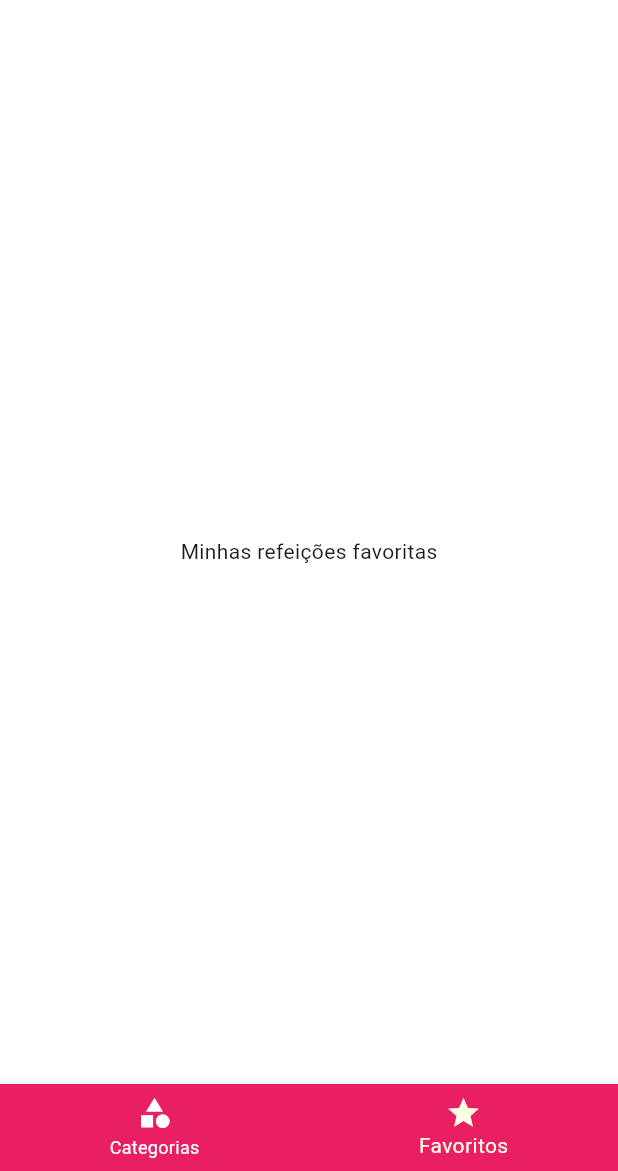
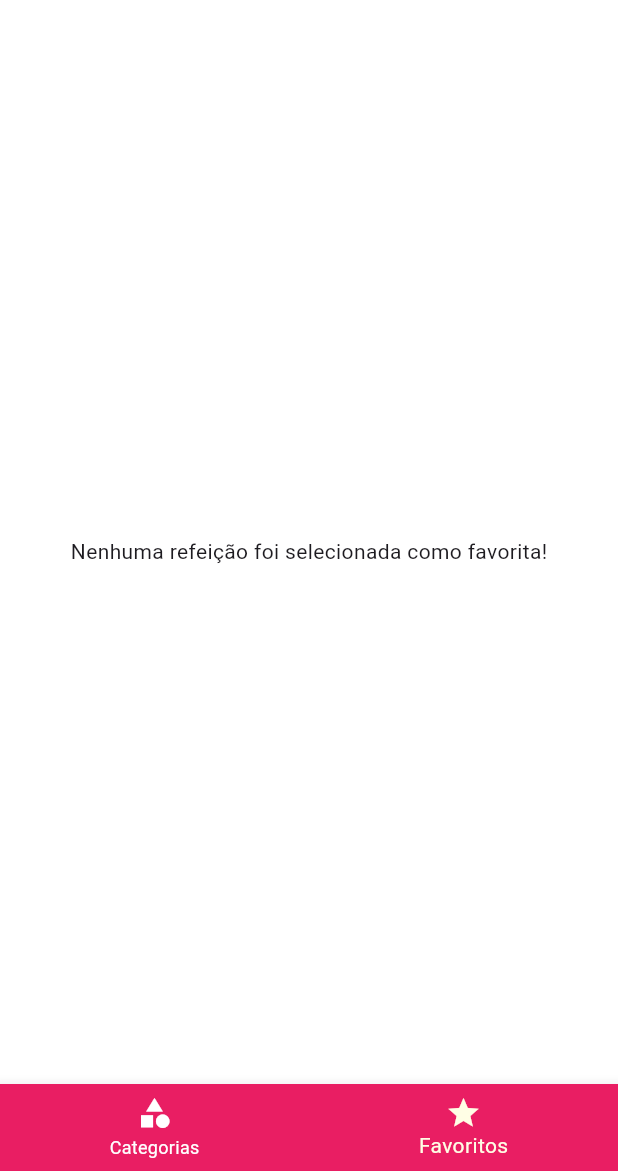
Before and after one commit to maitabom/meals, a Flutter app: the screen it shows after launch, item 2 of the bottom bar chosen, on a phone screen of 412 x 824 dp, the part 65-1236 px from its top. Run offline on Flutter 3.47's test engine with Material 3 defaults, Android fonts, the phone set to English and light mode, and no system bars.

Commit message:
Adiciona funcionalidade de favoritos, permitindo que os usuários marquem refeições como favoritas e atualiza a navegação para incluir a página de favoritos.

```diff
--- a/lib/main.dart
+++ b/lib/main.dart
@@ -19,6 +19,7 @@ class MealsApp extends StatefulWidget {
 class _MealsAppState extends State<MealsApp> {
   Settings settings = Settings();
   List<Meal> availableMeals = dummyMeals;
+  List<Meal> favoriteMeals = [];
 
   void applySettings(Settings settings) {
     setState(() {
@@ -33,6 +34,20 @@ class _MealsAppState extends State<MealsApp> {
         return !filterGluten && !filterLactose && !vegan && !vegetarian;
       }).toList();
     });
+  }
+
+  void toggleFavorite(Meal meal) {
+    setState(() {
+      if (favoriteMeals.contains(meal)) {
+        favoriteMeals.remove(meal);
+      } else {
+        favoriteMeals.add(meal);
+      }
+    });
+  }
+
+  bool isFavorite(Meal meal) {
+    return favoriteMeals.contains(meal);
   }
 
   @override
@@ -70,10 +85,10 @@ class _MealsAppState extends State<MealsApp> {
           titleSmall: TextStyle(fontFamily: 'RobotoCondensed'),
         ),
       ),
-      home: TabsPage(),
+      home: TabsPage(favoriteMeals),
       routes: {
         '/categories-meals': (context) => MealsPage(availableMeals),
-        '/meal-detail': (context) => MealDetailPage(),
+        '/meal-detail': (context) => MealDetailPage(toggleFavorite, isFavorite),
         '/settings': (context) => SettingsPage(applySettings, settings),
       }, //HomePage(),
     );
--- a/lib/pages/favorites.dart
+++ b/lib/pages/favorites.dart
@@ -1,10 +1,25 @@
 import 'package:flutter/material.dart';
+import 'package:meals/components/meal_item.dart';
+import 'package:meals/models/meal.dart';
 
 class FavoritesPage extends StatelessWidget {
-  const FavoritesPage({super.key});
+  final List<Meal> favoriteMeals;
+
+  const FavoritesPage(this.favoriteMeals, {super.key});
 
   @override
   Widget build(BuildContext context) {
-    return const Center(child: Text('Minhas refeições favoritas'));
+    if (favoriteMeals.isEmpty) {
+      return Center(
+        child: Text('Nenhuma refeição foi selecionada como favorita!'),
+      );
+    } else {
+      return ListView.builder(
+        itemCount: favoriteMeals.length,
+        itemBuilder: (context, index) {
+          return MealItem(favoriteMeals[index], Colors.pink);
+        },
+      );
+    }
   }
 }
--- a/lib/pages/tabs.dart
+++ b/lib/pages/tabs.dart
@@ -1,10 +1,13 @@
 import 'package:flutter/material.dart';
 import 'package:meals/components/main_drawer.dart';
+import 'package:meals/models/meal.dart';
 import 'package:meals/pages/categories.dart';
 import 'package:meals/pages/favorites.dart';
 
 class TabsPage extends StatefulWidget {
-  const TabsPage({super.key});
+  final List<Meal> favoriteMeals;
+
+  const TabsPage(this.favoriteMeals, {super.key});
 
   @override
   State<TabsPage> createState() => _TabsPageState();
@@ -13,10 +16,17 @@ class TabsPage extends StatefulWidget {
 class _TabsPageState extends State<TabsPage> {
   int selectedScreenIndex = 0;
 
-  final List<Map<String, Object>> screens = [
-    {'title': 'Lista de Categorias', 'page': CategoriesPage()},
-    {'title': 'Meus Favoritos', 'page': FavoritesPage()},
-  ];
+  late List<Map<String, Object>> screens;
+
+  @override
+  void initState() {
+    super.initState();
+
+    screens = [
+      {'title': 'Lista de Categorias', 'page': CategoriesPage()},
+      {'title': 'Meus Favoritos', 'page': FavoritesPage(widget.favoriteMeals)},
+    ];
+  }
 
   selectScreen(int index) {
     setState(() {
```
Also changed, not shown: lib/pages/meal.dart (+6 -3 lines).
